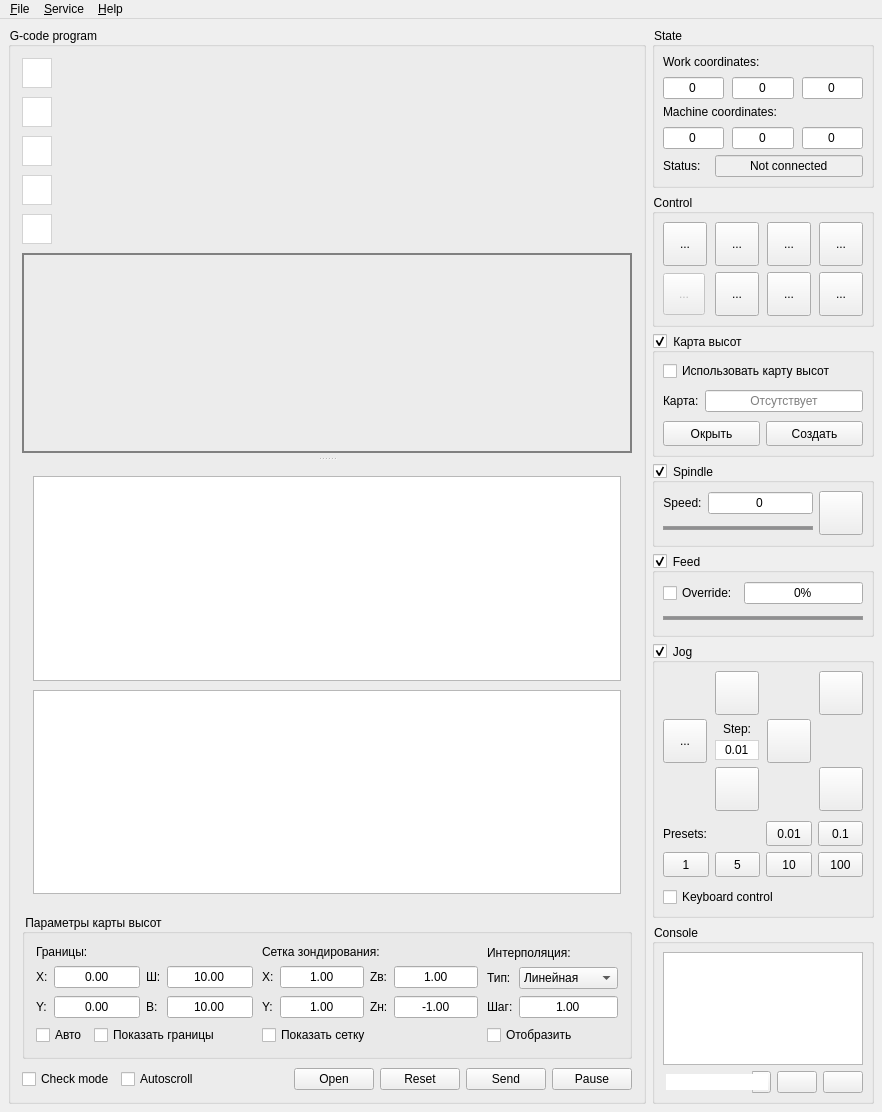
Qt form frmmain.ui (Denvi/Candle) before a commit.
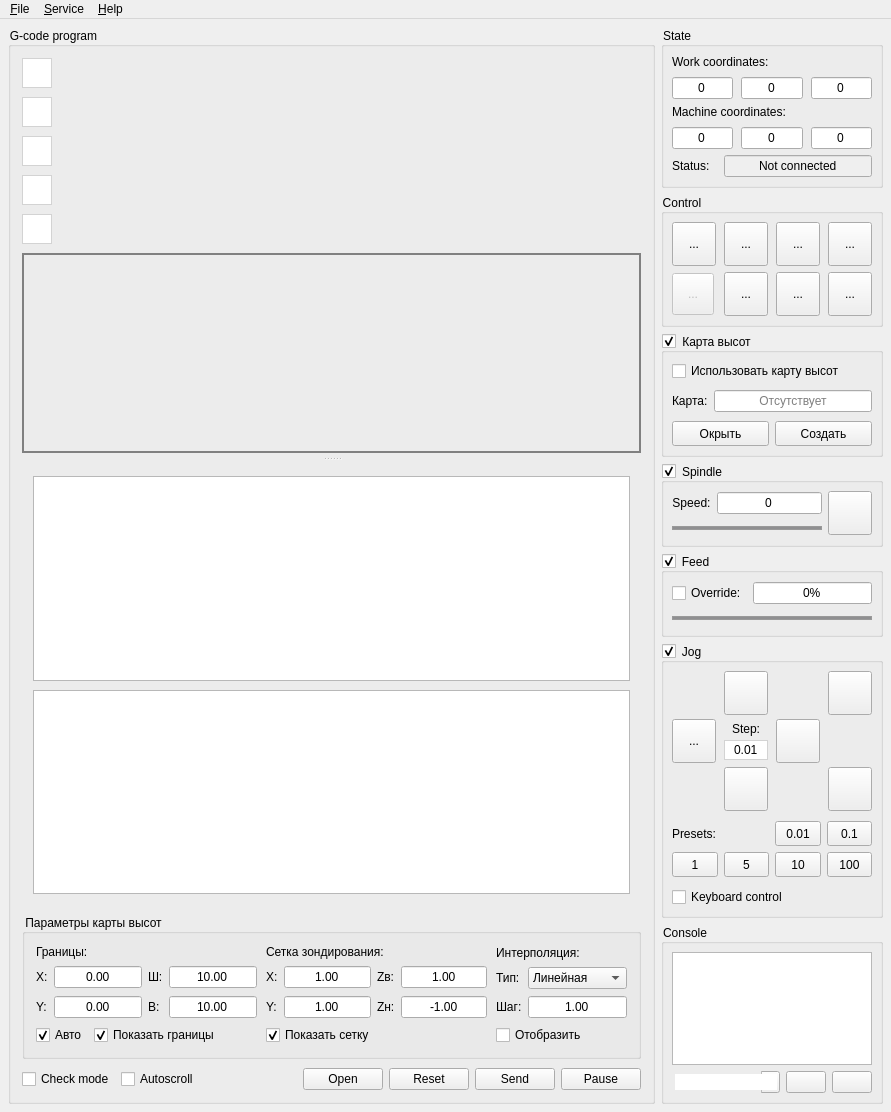
The same form after that commit. Icons and pictures are not drawn. Custom widgets are drawn as their Qt base class.

Diff of the .ui file:
```diff
--- a/frmmain.ui
+++ b/frmmain.ui
@@ -6,7 +6,7 @@
    <rect>
     <x>0</x>
     <y>0</y>
-    <width>882</width>
+    <width>891</width>
     <height>1112</height>
    </rect>
   </property>
@@ -474,7 +474,7 @@
            </item>
           </layout>
          </widget>
-         <widget class="QWidget" name="">
+         <widget class="QWidget" name="layoutWidget">
           <layout class="QVBoxLayout" name="verticalLayout_7">
            <property name="spacing">
             <number>9</number>
@@ -513,7 +513,29 @@
             </widget>
            </item>
            <item>
-            <widget class="QTableView" name="tblHeightMap"/>
+            <widget class="QTableView" name="tblHeightMap">
+             <property name="alternatingRowColors">
+              <bool>true</bool>
+             </property>
+             <property name="selectionMode">
+              <enum>QAbstractItemView::SingleSelection</enum>
+             </property>
+             <property name="gridStyle">
+              <enum>Qt::DashLine</enum>
+             </property>
+             <attribute name="horizontalHeaderVisible">
+              <bool>false</bool>
+             </attribute>
+             <attribute name="horizontalHeaderDefaultSectionSize">
+              <number>60</number>
+             </attribute>
+             <attribute name="horizontalHeaderHighlightSections">
+              <bool>false</bool>
+             </attribute>
+             <attribute name="verticalHeaderVisible">
+              <bool>false</bool>
+             </attribute>
+            </widget>
            </item>
           </layout>
          </widget>
@@ -670,6 +692,9 @@
                 <property name="text">
                  <string>Авто</string>
                 </property>
+                <property name="checked">
+                 <bool>true</bool>
+                </property>
                </widget>
               </item>
               <item>
@@ -677,6 +702,9 @@
                 <property name="text">
                  <string>Показать границы</string>
                 </property>
+                <property name="checked">
+                 <bool>true</bool>
+                </property>
                </widget>
               </item>
               <item>
@@ -832,6 +860,9 @@
                 <property name="text">
                  <string>Показать сетку</string>
                 </property>
+                <property name="checked">
+                 <bool>true</bool>
+                </property>
                </widget>
               </item>
               <item>
@@ -2489,7 +2520,7 @@
     <rect>
      <x>0</x>
      <y>0</y>
-     <width>882</width>
+     <width>891</width>
      <height>26</height>
     </rect>
    </property>
```
Left out of the diff: 44 changed lines with no effect on the pictures.
